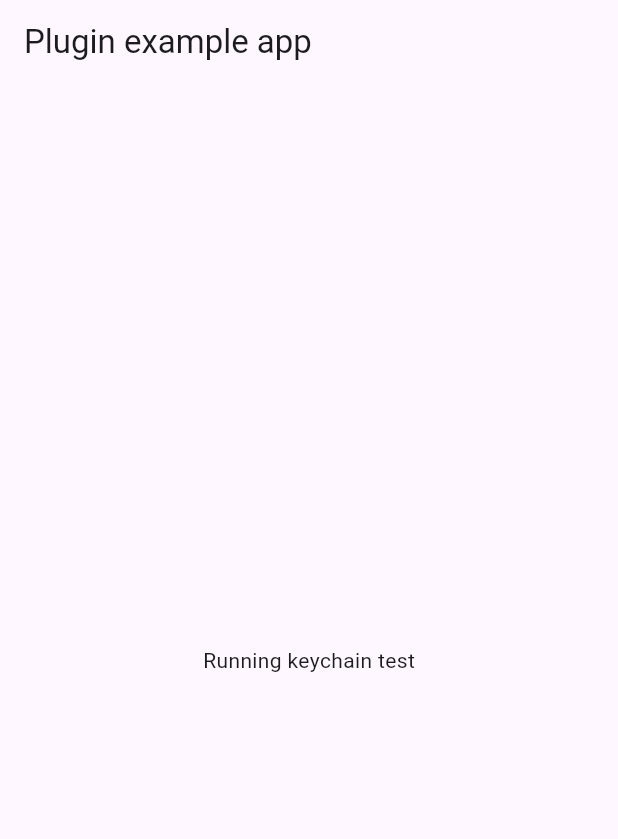
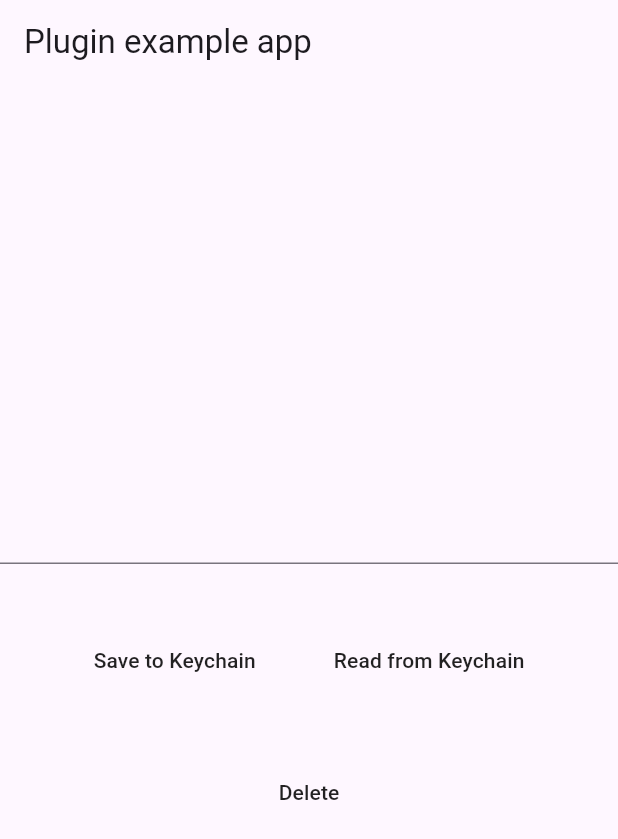
Before and after one commit to StonePack/keychain, a Flutter app: the screen it shows after launch, on a phone screen of 412 x 824 dp. Shown: the top 839 px of the screen. Run offline on Flutter 3.47's test engine with Material 3 defaults, Android fonts, the phone set to English and light mode, and no system bars.

Commit message:
updated keychain calls to be more robust and include logging to flutter

```diff
--- a/example/lib/main.dart
+++ b/example/lib/main.dart
@@ -1,3 +1,4 @@
+import 'package:flutter/foundation.dart';
 import 'package:flutter/material.dart';
 
 import 'package:keymaster/keymaster.dart';
@@ -14,12 +15,34 @@ class KeychainExample extends StatefulWidget {
 }
 
 class _KeychainExampleState extends State<KeychainExample> {
-  @override
-  void initState() {
-    super.initState();
-    // Keymaster.set('test_key', 'this is NEW test data');
-    Keymaster.fetch('test_key');
-    // Keymaster.delete('test_key');
+  final TextEditingController controller = TextEditingController();
+
+  Future<void> deleteValue() async {
+    final bool? success = await Keymaster.delete(
+      'test_key_auth',
+      authRequired: true,
+    );
+
+    controller.text = 'delete: $success';
+  }
+
+  Future<void> fetchValue() async {
+    final String? value = await Keymaster.fetch(
+      'test_key_auth',
+      authRequired: true,
+    );
+
+    controller.text = 'fetched: $value';
+  }
+
+  Future<void> saveValue() async {
+    final bool? success = await Keymaster.set(
+      'test_key_auth',
+      controller.text,
+      authRequired: true,
+    );
+
+    if (kDebugMode) print('keychain save success: $success');
   }
 
   @override
@@ -29,8 +52,38 @@ class _KeychainExampleState extends State<KeychainExample> {
         appBar: AppBar(
           title: const Text('Plugin example app'),
         ),
-        body: const Center(
-          child: Text('Running keychain test'),
+        body: Column(
+          mainAxisAlignment: MainAxisAlignment.center,
+          children: [
+            TextField(
+              controller: controller,
+            ),
+            const SizedBox(height: 40),
+            Row(
+              mainAxisAlignment: MainAxisAlignment.center,
+              children: [
+                MaterialButton(
+                  onPressed: saveValue,
+                  child: const Text('Save to Keychain'),
+                ),
+                const SizedBox(width: 20),
+                MaterialButton(
+                  onPressed: fetchValue,
+                  child: const Text('Read from Keychain'),
+                ),
+              ],
+            ),
+            const SizedBox(height: 40),
+            Row(
+              mainAxisAlignment: MainAxisAlignment.center,
+              children: [
+                MaterialButton(
+                  onPressed: deleteValue,
+                  child: const Text('Delete'),
+                ),
+              ],
+            ),
+          ],
         ),
       ),
     );
```
Also changed, not shown: lib/keymaster.dart (+18 -11 lines), example/pubspec.lock, 4 other files.
